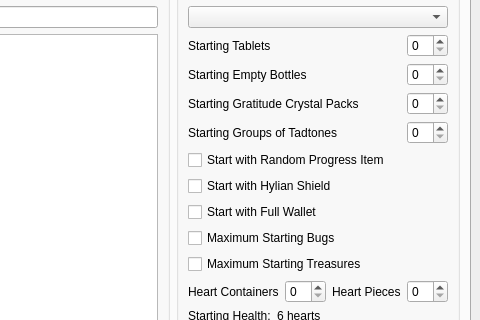
First picture: the form in gui/randogui.ui, repository robojumper/ssrando, before the edit; both pictures show x 722 to 1202 and y 87 to 407 of the 1202 by 759 pixel window.
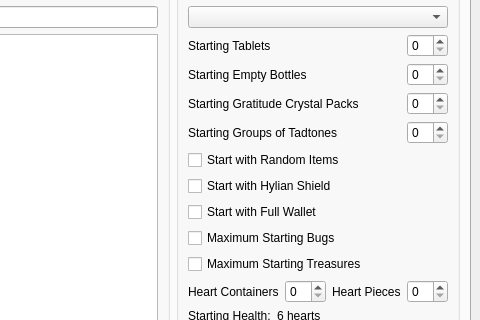
Second picture: the form after the edit. The open tabs and pages were chosen to show the change.

Commit message: Silly random starting items option

Patch:
```diff
--- a/gui/randogui.ui
+++ b/gui/randogui.ui
@@ -2181,7 +2181,7 @@
               </sizepolicy>
              </property>
              <property name="text">
-              <string>Start with Random Progress Item</string>
+              <string>Start with Random Items</string>
              </property>
             </widget>
            </item>
```
The commit also changes 8 other files.
